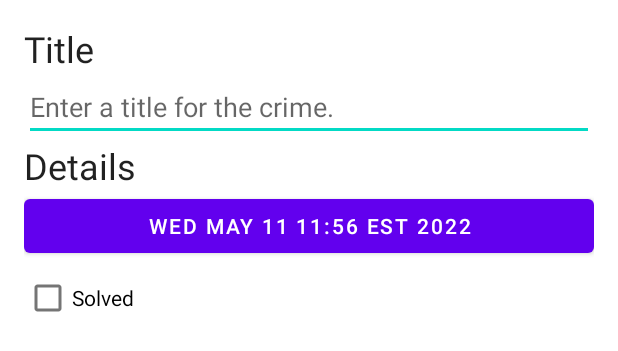
After one commit to yuunster/CriminalIntent, an Android app: the layout fragment_crime_detail.xml on its own in the app's theme, with its tools: preview values and no code run, on a phone screen of 412 x 824 dp. The commit adds this screen. Shown: the top 351 px of the screen. Run offline under Robolectric (Android 15) with nearby library versions, the phone set to English and light mode, and no system bars.

Commit message:
Chapter 9: Added initial XML layouts, view bindings, and fragments to the main activity

```diff
--- /dev/null
+++ b/app/src/main/res/layout/fragment_crime_detail.xml
@@ -0,0 +1,34 @@
+<LinearLayout xmlns:android="http://schemas.android.com/apk/res/android"
+    xmlns:tools="http://schemas.android.com/tools"
+    android:orientation="vertical"
+    android:layout_width="match_parent"
+    android:layout_height="match_parent"
+    android:layout_margin="16dp">
+    <TextView
+        android:layout_width="match_parent"
+        android:layout_height="wrap_content"
+        android:textAppearance="?attr/textAppearanceHeadline5"
+        android:text="@string/crime_title_label" />
+    <EditText
+        android:id="@+id/crime_title"
+        android:layout_width="match_parent"
+        android:layout_height="wrap_content"
+        android:hint="@string/crime_title_hint"
+        android:importantForAutofill="no"
+        android:inputType="text" />
+    <TextView
+        android:layout_width="match_parent"
+        android:layout_height="wrap_content"
+        android:textAppearance="?attr/textAppearanceHeadline5"
+        android:text="@string/crime_details_label" />
+    <Button
+        android:id="@+id/crime_date"
+        android:layout_width="match_parent"
+        android:layout_height="wrap_content"
+        tools:text="Wed May 11 11:56 EST 2022" />
+    <CheckBox
+        android:id="@+id/crime_solved"
+        android:layout_width="match_parent"
+        android:layout_height="wrap_content"
+        android:text="@string/crime_solved_label" />
+</LinearLayout>
--- a/app/src/main/res/values/strings.xml
+++ b/app/src/main/res/values/strings.xml
@@ -1,3 +1,7 @@
 <resources>
     <string name="app_name">CriminalIntent</string>
+    <string name="crime_title_hint">Enter a title for the crime.</string>
+    <string name="crime_title_label">Title</string>
+    <string name="crime_details_label">Details</string>
+    <string name="crime_solved_label">Solved</string>
 </resources>
```
Also changed, not shown: app/src/main/java/com/bignerdranch/android/criminalintent/Crime.kt (added, +11 -0 lines), app/src/main/java/com/bignerdranch/android/criminalintent/CrimeDetailFragment.kt (added, +63 -0 lines), app/src/main/res/layout/activity_main.xml (+6 -17 lines).
